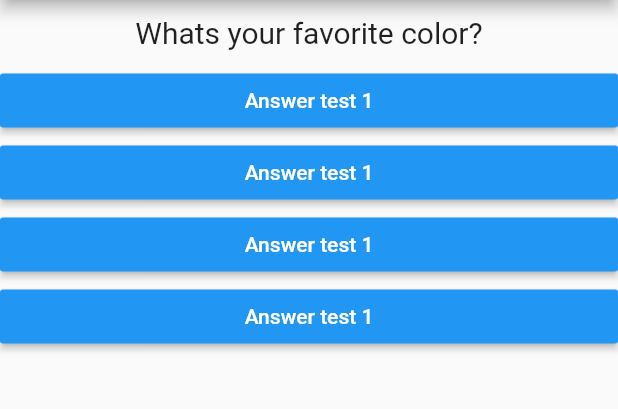
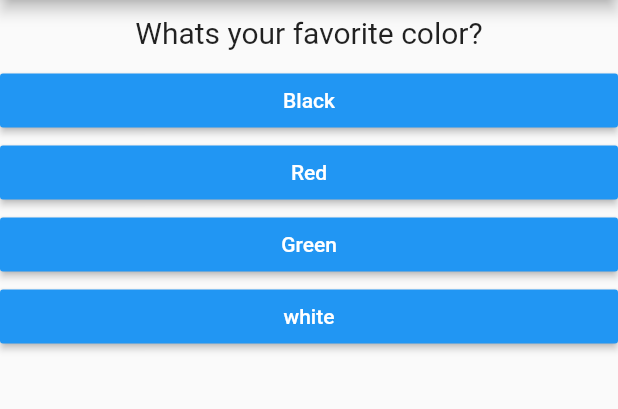
Before and after one commit to EndlessDev2016/flutter-first-app, a Flutter app: the screen it shows after launch, on a phone screen of 412 x 824 dp, the part 84-493 px from its top. Run offline on Flutter 3.47's test engine with Material 2 defaults, Android fonts, the phone set to English and light mode, and no system bars.

Commit message:
udemy section 52 end

```diff
--- a/lib/answer.dart
+++ b/lib/answer.dart
@@ -12,7 +12,7 @@ class Answer extends StatelessWidget {
       child: RaisedButton(
         color: Colors.blue,
         textColor: Colors.white,
-        child: Text('Answer test 1'),
+        child: Text(this.answer),
         onPressed: selectHandler,
       ),
     );
--- a/lib/main.dart
+++ b/lib/main.dart
@@ -1,7 +1,9 @@
 import 'package:flutter/material.dart';
 
-import './question.dart';
-import './answer.dart';
+// import './question.dart';
+// import './answer.dart';
+import './quiz.dart';
+import './result.dart';
 
 // void main() {
 //   runApp(MyApp());
@@ -15,33 +17,53 @@ class _MyApp extends StatefulWidget {
 }
 
 class __MyAppState extends State<_MyApp> {
-  final questions = const [
+  final _questions = const [
     {
       'questionText': 'What\s your favorite color?',
-      'answers': ['Black', 'Red', 'Green', 'white']
+      'answers': [
+        {'text': 'Black', 'score': 10},
+        {'text': 'Red', 'score': 5},
+        {'text': 'Green', 'score': 3},
+        {'text': 'white', 'score': 1}
+      ]
     },
     {
-      'questionText': 'What\s your favorite color?',
-      'answers': ['Black', 'Red', 'Green', 'white']
+      'questionText': 'What\s your favorite animal?',
+      'answers': [
+        {'text': 'Dog', 'score': 3},
+        {'text': 'Cat', 'score': 11},
+        {'text': 'Cow', 'score': 6},
+        {'text': 'monkey', 'score': 8}
+      ]
     },
     {
       'questionText': 'What\s your favorite instructor?',
-      'answers': ['Max1', 'Max2', 'Max3', 'Max4']
+      'answers': [
+        {'text': 'Max1', 'score': 1},
+        {'text': 'Max2', 'score': 1},
+        {'text': 'Max3', 'score': 1},
+        {'text': 'Max4', 'score': 1}
+      ]
     }
   ];
 
   var _questionIndex = 0;
+  var _totalScore = 0;
 
-  void _answerQuestion() {
+  void _answerQuestion(int score) {
     // var aBool = true;
     // aBool = false;
+
+    _totalScore += score;
 
     setState(() {
       _questionIndex = _questionIndex + 1;
     });
     print(_questionIndex);
-    if (_questionIndex < questions.length) {
+    if (_questionIndex < _questions.length) {
       print('We have more qesutions!');
+    } else {
+      print('No more questions!');
     }
     // _questionIndex += 1;
     // print(_questionIndex);
@@ -55,15 +77,12 @@ class __MyAppState extends State<_MyApp> {
         appBar: AppBar(
           title: Text('MY First App'),
         ),
-        body: Column(
-          children: [
-            Question(questions[_questionIndex]['questionText']),
-            ...(questions[_questionIndex]['answers'] as List<String>)
-                .map((answer) {
-              return Answer(_answerQuestion, answer);
-            })
-          ],
-        ),
+        body: _questionIndex < _questions.length
+            ? Quiz(
+                answerQuestion: _answerQuestion,
+                questionIndex: _questionIndex,
+                questions: _questions)
+            : Result(_totalScore),
       ),
     );
   }
--- /dev/null
+++ b/lib/quiz.dart
@@ -0,0 +1,29 @@
+import 'package:flutter/material.dart';
+
+import './question.dart';
+import './answer.dart';
+
+class Quiz extends StatelessWidget {
+  final List<Map<String, Object>> questions;
+  final int questionIndex;
+  final Function answerQuestion;
+  int test;
+
+  Quiz(
+      {@required this.questions,
+      @required this.answerQuestion,
+      @required this.questionIndex});
+
+  @override
+  Widget build(BuildContext context) {
+    return Column(
+      children: [
+        Question(questions[questionIndex]['questionText']),
+        ...(questions[questionIndex]['answers'] as List<Map<String, Object>>)
+            .map((answer) {
+          return Answer(() => answerQuestion(answer['score']), answer['text']);
+        }).toList()
+      ],
+    );
+  }
+}
```
Also changed, not shown: lib/result.dart (added, +32 -0 lines).
